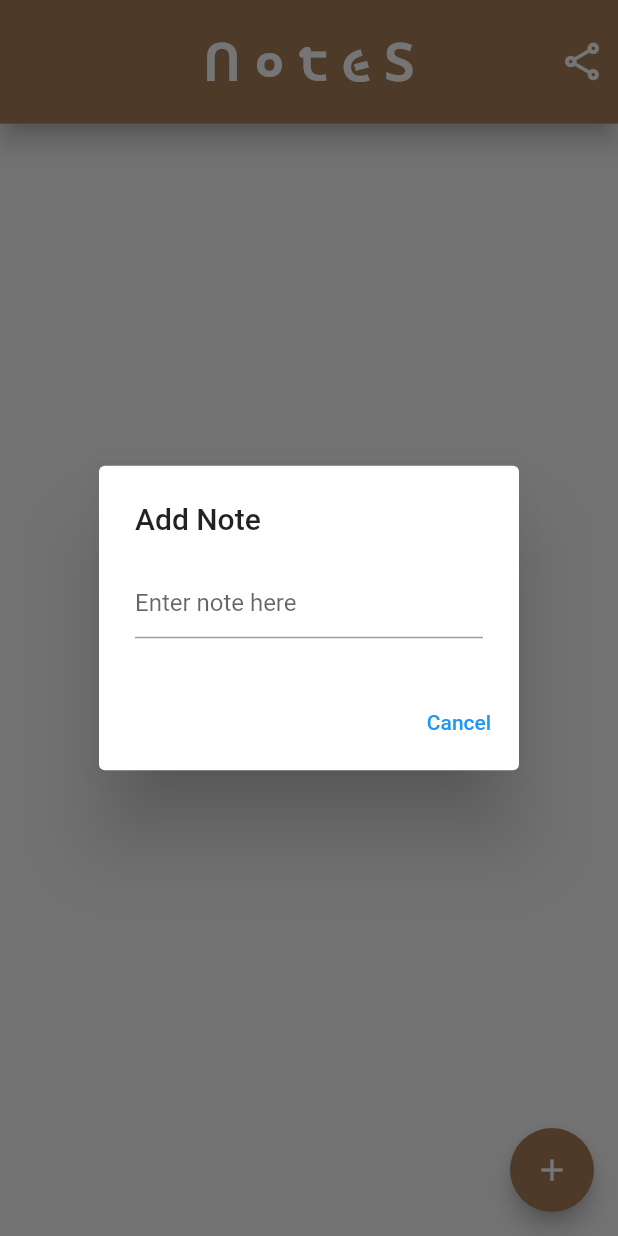
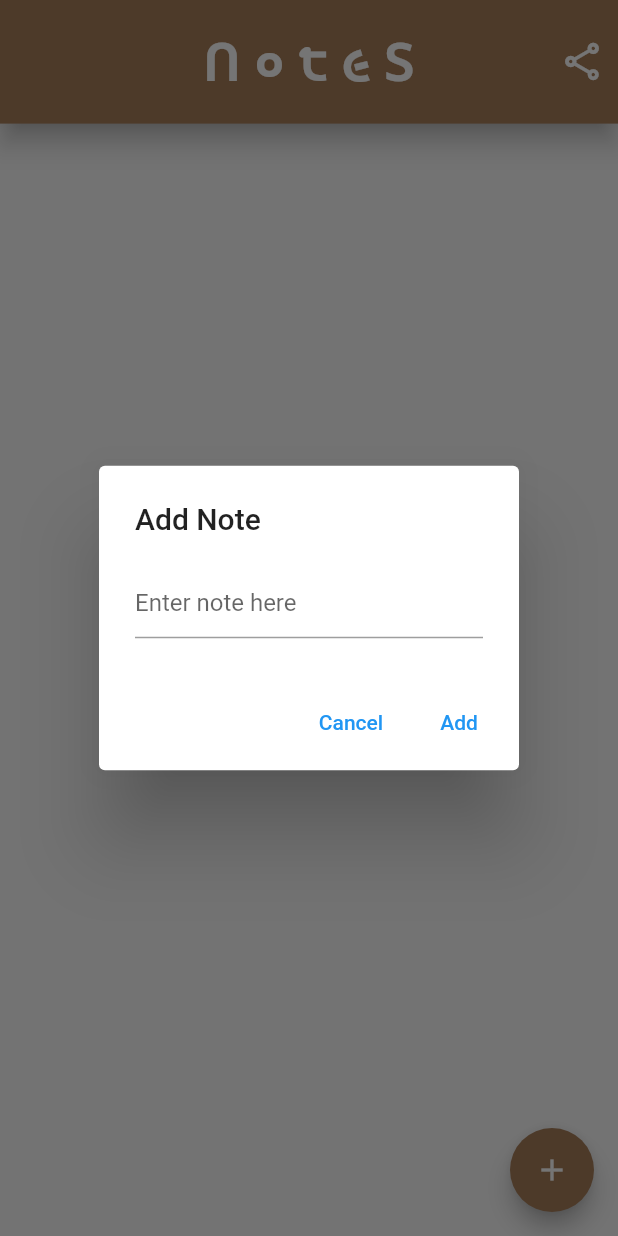
Before and after one commit to Pasan-Pahasara/Flutter-Firebase-CRUD, a Flutter app: the screen it shows after launch, after a tap on the "add" icon, on a phone screen of 412 x 824 dp. Run offline on Flutter 3.47's test engine with Material 2 defaults, Android fonts, the phone set to English and light mode, and no system bars; our stand-ins replace cloud_firestore, firebase_core; accounts and stored records are empty.

Commit message:
implement added button in the pop up

```diff
--- a/lib/ui/home_page/home_page.dart
+++ b/lib/ui/home_page/home_page.dart
@@ -25,6 +25,12 @@ class _HomePageState extends State<HomePage> {
               Navigator.of(context).pop();
             },
             child: const Text('Cancel'),
+          ),
+          TextButton(
+            onPressed: () {
+              Navigator.of(context).pop();
+            },
+            child: const Text('Add'),
           ),
         ],
       ),
```
